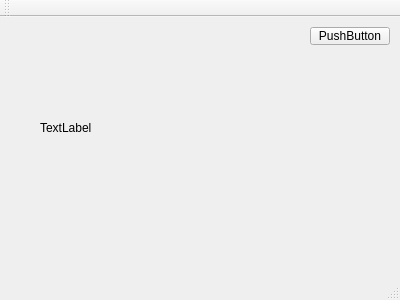
codex-tk/libcodex, file tests.qt/tests_qt/app/mainwindow.ui: the form before one commit.
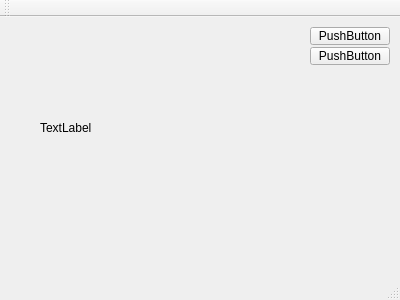
The form after the commit.

Diff of the .ui file:
```diff
--- a/tests.qt/tests_qt/app/mainwindow.ui
+++ b/tests.qt/tests_qt/app/mainwindow.ui
@@ -40,6 +40,19 @@
      <string>PushButton</string>
     </property>
    </widget>
+   <widget class="QPushButton" name="pushButton_2">
+    <property name="geometry">
+     <rect>
+      <x>310</x>
+      <y>30</y>
+      <width>80</width>
+      <height>18</height>
+     </rect>
+    </property>
+    <property name="text">
+     <string>PushButton</string>
+    </property>
+   </widget>
   </widget>
   <widget class="QMenuBar" name="menuBar">
    <property name="geometry">
```
Left out of the diff: 2 changed lines with no effect on the pictures.
